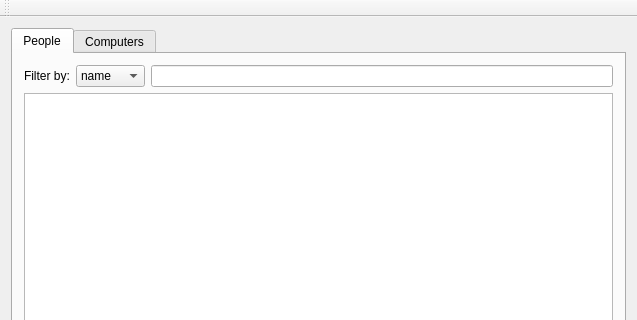
Qt form mainwindow.ui (valdimarHR/hisCompRepo) before a commit; both pictures show x 0 to 637 and y 0 to 320 of the 637 by 653 pixel window.
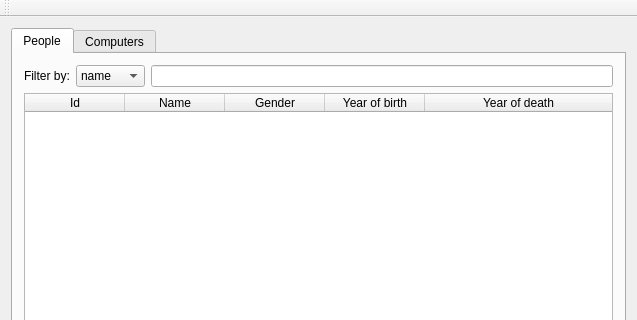
The same form after that commit.

Commit message: added columns and table fixes

Patch:
```diff
--- a/mainwindow.ui
+++ b/mainwindow.ui
@@ -70,7 +70,45 @@
          </layout>
         </item>
         <item>
-         <widget class="QTableWidget" name="tablePeople"/>
+         <widget class="QTableWidget" name="tablePeople">
+          <property name="sortingEnabled">
+           <bool>true</bool>
+          </property>
+          <attribute name="horizontalHeaderCascadingSectionResizes">
+           <bool>false</bool>
+          </attribute>
+          <attribute name="horizontalHeaderStretchLastSection">
+           <bool>true</bool>
+          </attribute>
+          <attribute name="verticalHeaderVisible">
+           <bool>false</bool>
+          </attribute>
+          <column>
+           <property name="text">
+            <string>Id</string>
+           </property>
+          </column>
+          <column>
+           <property name="text">
+            <string>Name</string>
+           </property>
+          </column>
+          <column>
+           <property name="text">
+            <string>Gender</string>
+           </property>
+          </column>
+          <column>
+           <property name="text">
+            <string>Year of birth</string>
+           </property>
+          </column>
+          <column>
+           <property name="text">
+            <string>Year of death</string>
+           </property>
+          </column>
+         </widget>
         </item>
         <item>
          <widget class="QLabel" name="label">
```
Left out of the diff: 34 changed lines with no effect on the pictures.
